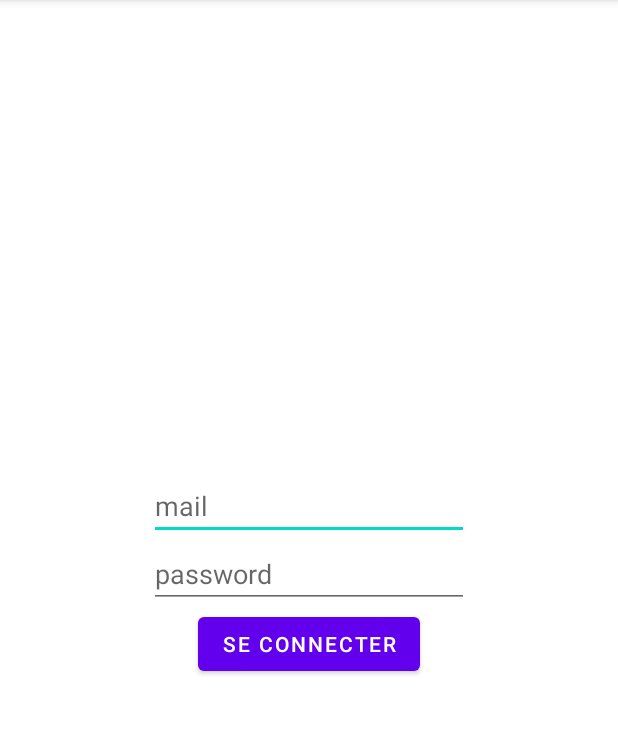
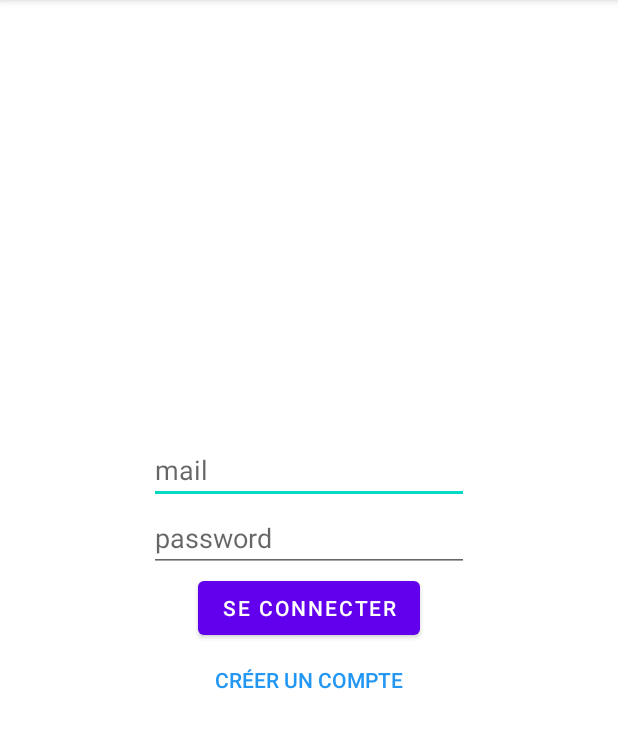
Before and after one commit to EtienneVformateur/FirebaseExemple, an Android app: the screen it shows after launch (MainActivity), on a phone screen of 412 x 824 dp, the part 84-832 px from its top. Run offline under Robolectric (Android 15) with nearby library versions, the phone set to English and light mode, and no system bars; our stand-ins replace Firebase (no records; nobody signed in at launch, a user with empty details on screens opened directly).

```diff
--- a/app/src/main/AndroidManifest.xml
+++ b/app/src/main/AndroidManifest.xml
@@ -9,6 +9,7 @@
         android:roundIcon="@mipmap/ic_launcher_round"
         android:supportsRtl="true"
         android:theme="@style/Theme.FirebaseExemple">
+        <activity android:name=".RegisterActivity"></activity>
         <activity android:name=".MainActivity">
             <intent-filter>
                 <action android:name="android.intent.action.MAIN" />
--- a/app/src/main/java/re/etienne/firebaseexemple/MainActivity.kt
+++ b/app/src/main/java/re/etienne/firebaseexemple/MainActivity.kt
@@ -1,5 +1,6 @@
 package re.etienne.firebaseexemple
 
+import android.content.Intent
 import androidx.appcompat.app.AppCompatActivity
 import android.os.Bundle
 import android.widget.Button
@@ -18,8 +19,12 @@ class MainActivity : AppCompatActivity() {
         val bt = findViewById<Button>(R.id.button)
         val user = findViewById<EditText>(R.id.user)
         val pwd = findViewById<EditText>(R.id.pwd)
+        val btcreer = findViewById<Button>(R.id.btCreer)
 
-
+        btcreer.setOnClickListener {
+            val intent = Intent(this,RegisterActivity::class.java)
+            startActivity(intent)
+        }
 
         bt.setOnClickListener {
             val email = user.text.toString()
--- a/app/src/main/res/layout/activity_main.xml
+++ b/app/src/main/res/layout/activity_main.xml
@@ -29,4 +29,12 @@
         android:layout_width="wrap_content"
         android:layout_height="wrap_content"
         android:text="Se connecter" />
+
+    <Button
+        android:id="@+id/btCreer"
+        style="@style/Widget.AppCompat.Button.Borderless"
+        android:layout_width="wrap_content"
+        android:layout_height="wrap_content"
+        android:text="Créer un compte"
+        android:textColor="#2196F3" />
 </LinearLayout>
```
Also changed, not shown: app/src/main/java/re/etienne/firebaseexemple/RegisterActivity.kt (added, +43 -0 lines).
